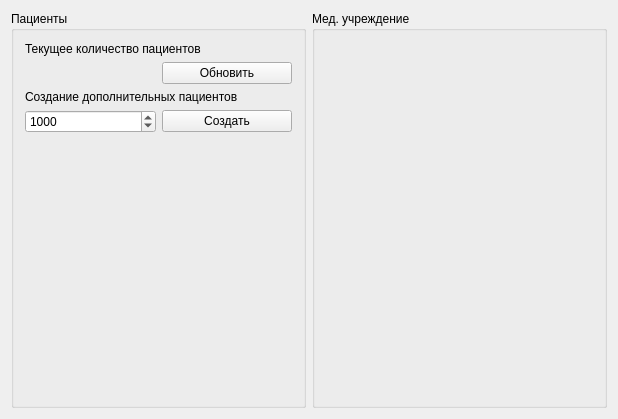
The window that src/dummy_db/maindummydatabasewidget.ui (megakoko/m-system) describes before a commit, drawn with Qt 5.
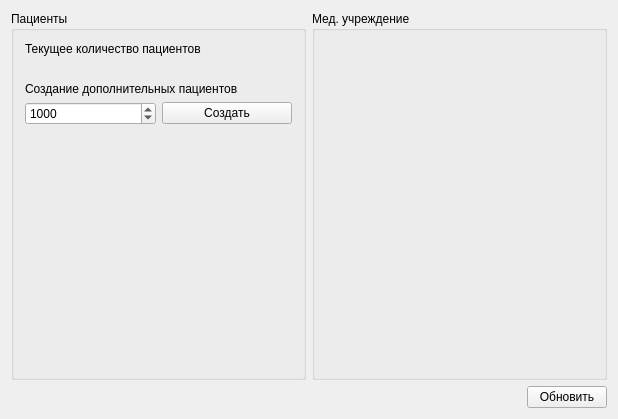
The same window after the commit.

Commit message: Переименовал кнопку обновления информации и метод, который она вызвает.

The edit to the form file:
```diff
--- a/src/dummy_db/maindummydatabasewidget.ui
+++ b/src/dummy_db/maindummydatabasewidget.ui
@@ -34,13 +34,6 @@
         </property>
        </widget>
       </item>
-      <item row="1" column="1">
-       <widget class="QPushButton" name="m_updatePatientsCount">
-        <property name="text">
-         <string>Обновить</string>
-        </property>
-       </widget>
-      </item>
       <item row="2" column="0" colspan="2">
        <widget class="QLabel" name="label_3">
         <property name="text">
@@ -94,6 +87,30 @@
      </property>
     </widget>
    </item>
+   <item row="1" column="0" colspan="2">
+    <layout class="QHBoxLayout" name="horizontalLayout">
+     <item>
+      <spacer name="horizontalSpacer">
+       <property name="orientation">
+        <enum>Qt::Horizontal</enum>
+       </property>
+       <property name="sizeHint" stdset="0">
+        <size>
+         <width>40</width>
+         <height>20</height>
+        </size>
+       </property>
+      </spacer>
+     </item>
+     <item>
+      <widget class="QPushButton" name="m_updateInformation">
+       <property name="text">
+        <string>Обновить</string>
+       </property>
+      </widget>
+     </item>
+    </layout>
+   </item>
   </layout>
  </widget>
  <layoutdefault spacing="6" margin="11"/>
```
The commit also changes 2 other files.
